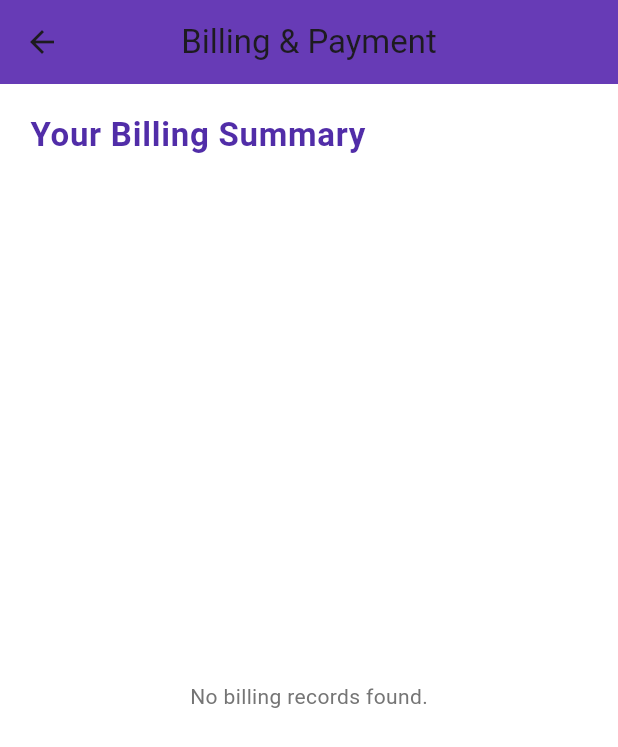
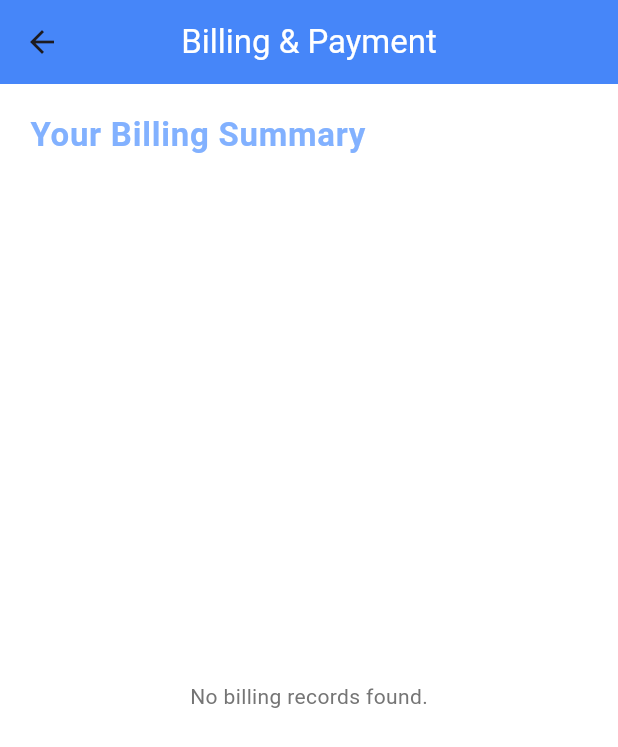
Before and after one commit to Mkasi09/e_hospital, a Flutter app: the BillingAndPaymentScreen screen opened directly, on a phone screen of 412 x 824 dp. Shown: the top 747 px of the screen. Run offline on Flutter 3.47's test engine with Material 3 defaults, Android fonts, the phone set to English and light mode, and no system bars; our stand-ins replace cloud_firestore, file_picker, firebase_auth, firebase_core, firebase_database, firebase_storage and 3 more; missing offline and left inert: syncfusion_flutter_pdfviewer; accounts and stored records are empty.

Commit message:
billing and payments

```diff
--- a/lib/screens/patient/payments/billing_payment.dart
+++ b/lib/screens/patient/payments/billing_payment.dart
@@ -20,9 +20,11 @@ class _BillingAndPaymentScreenState extends State<BillingAndPaymentScreen> {
 
     return Scaffold(
       appBar: AppBar(
-        title: const Text('Billing & Payment'),
+        title: const Text('Billing & Payment', style: TextStyle(
+          color: Colors.white
+        )),
         centerTitle: true,
-        backgroundColor: Colors.deepPurple,
+        backgroundColor: Colors.blueAccent,
         elevation: 2,
       ),
       body: Padding(
@@ -34,7 +36,7 @@ class _BillingAndPaymentScreenState extends State<BillingAndPaymentScreen> {
               'Your Billing Summary',
               style: textTheme.titleLarge?.copyWith(
                 fontWeight: FontWeight.bold,
-                color: Colors.deepPurple.shade700,
+                color: Colors.blueAccent.shade100,
                 letterSpacing: 0.5,
               ),
             ),
@@ -129,7 +131,7 @@ class _BillingAndPaymentScreenState extends State<BillingAndPaymentScreen> {
                                 color: data['status'] == 'Paid' ? Colors.green : Colors.red,
                               ),
                               controlAffinity: ListTileControlAffinity.leading,
-                              activeColor: Colors.deepPurple,
+                              activeColor: Colors.blueAccent,
                               contentPadding: const EdgeInsets.symmetric(horizontal: 12, vertical: 8),
                               shape: RoundedRectangleBorder(
                                 borderRadius: BorderRadius.circular(10),
@@ -142,9 +144,9 @@ class _BillingAndPaymentScreenState extends State<BillingAndPaymentScreen> {
                       Container(
                         padding: const EdgeInsets.symmetric(horizontal: 16, vertical: 12),
                         decoration: BoxDecoration(
-                          color: Colors.deepPurple.shade50,
+                          color: Colors.blue.shade50,
                           borderRadius: BorderRadius.circular(12),
-                          border: Border.all(color: Colors.deepPurple.shade200),
+                          border: Border.all(color: Colors.blue.shade200),
                         ),
                         child: Row(
                           mainAxisAlignment: MainAxisAlignment.spaceBetween,
@@ -156,7 +158,7 @@ class _BillingAndPaymentScreenState extends State<BillingAndPaymentScreen> {
                             Text(
                               'R${totalSelected.toStringAsFixed(2)}',
                               style: textTheme.titleLarge?.copyWith(
-                                color: Colors.deepPurple,
+                                color: Colors.blueAccent,
                                 fontWeight: FontWeight.bold,
                               ),
                             ),
@@ -177,11 +179,11 @@ class _BillingAndPaymentScreenState extends State<BillingAndPaymentScreen> {
                           icon: const Icon(Icons.payment),
                           label: const Padding(
                             padding: EdgeInsets.symmetric(vertical: 14),
-                            child: Text('Pay Selected', style: TextStyle(fontSize: 16)),
+                            child: Text('Pay Selected', style: TextStyle(fontSize: 16, color: Colors.white)),
                           ),
                           style: ElevatedButton.styleFrom(
-                            backgroundColor: Colors.deepPurple,
-                            disabledBackgroundColor: Colors.deepPurple.shade100,
+                            backgroundColor: Colors.blueAccent,
+                            disabledBackgroundColor: Colors.blue.shade50  ,
                             shape: RoundedRectangleBorder(
                               borderRadius: BorderRadius.circular(8),
                             ),
```
Also changed, not shown: lib/screens/patient/book/book_appointment.dart (+20 -7 lines), lib/screens/patient/book/hospital_dropdown.dart (+23 -8 lines), lib/screens/patient/book/time_slot_selector.dart (+6 -4 lines).
